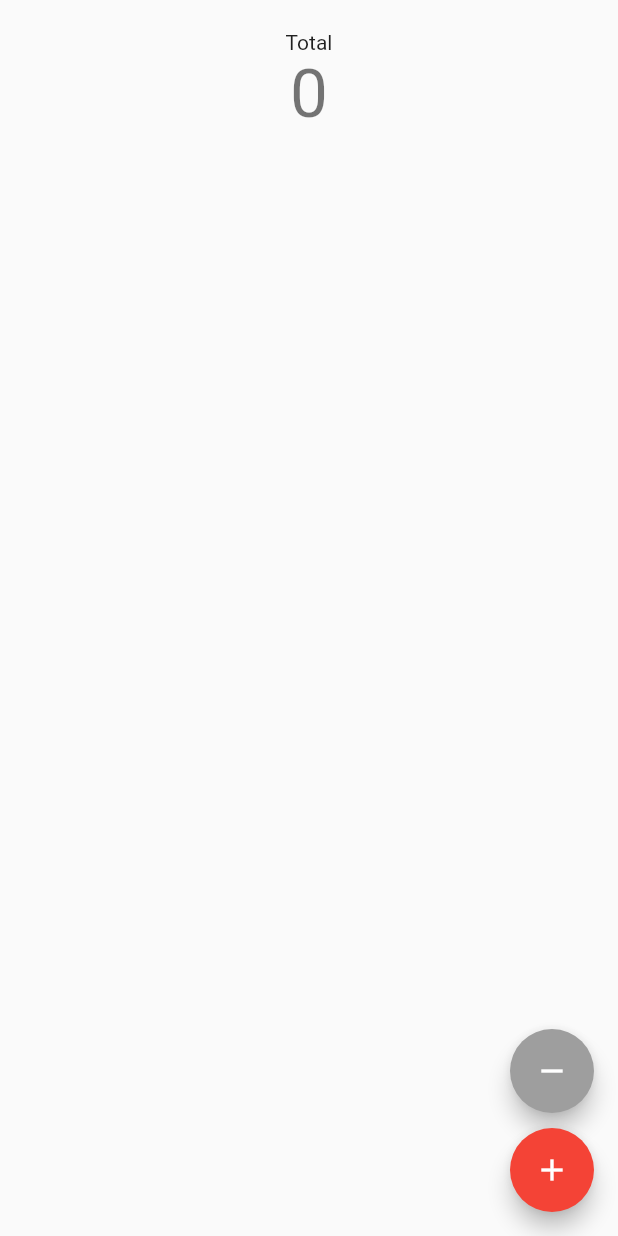
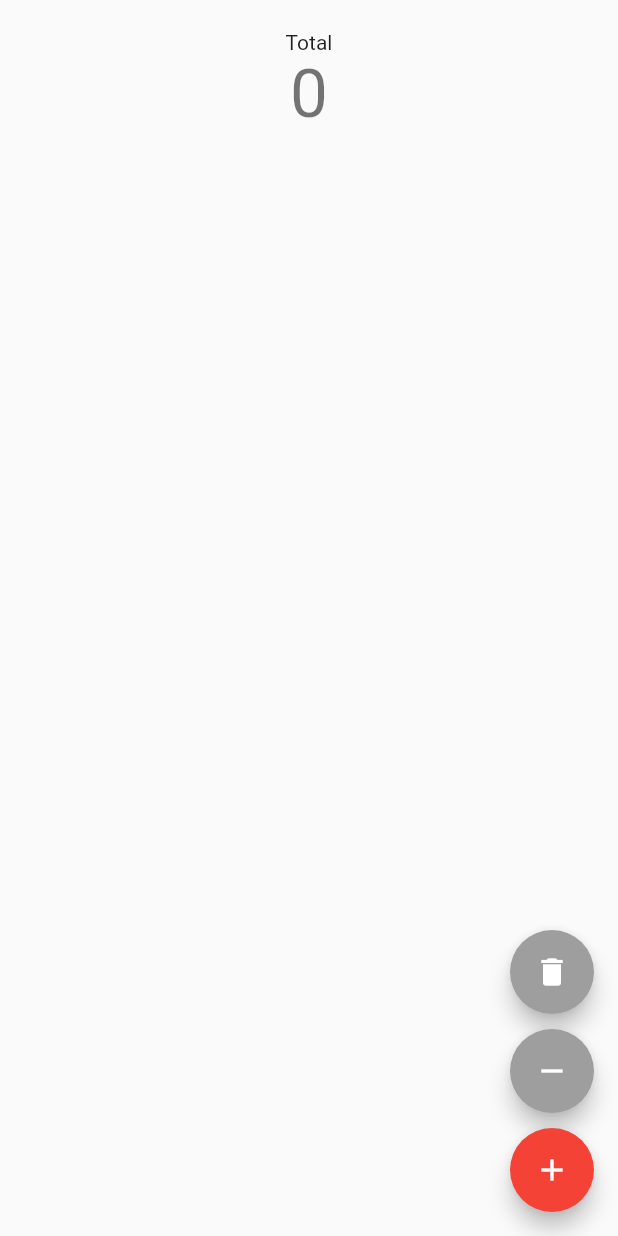
Before and after one commit to alfianandinugraha/talk-o-bloc, a Flutter app: the screen it shows after launch, on a phone screen of 412 x 824 dp. Run offline on Flutter 3.47's test engine with Material 2 defaults, Android fonts, the phone set to English and light mode, and no system bars; our stand-ins replace flutter_bloc.

Commit message:
feat(widgets): create ResetQuoteButton to reset all quotes

```diff
--- a/lib/main.dart
+++ b/lib/main.dart
@@ -7,6 +7,7 @@
 import 'package:talk_o_bloc/widgets/count.dart';
 import 'package:talk_o_bloc/widgets/list_quote.dart';
 import 'package:talk_o_bloc/widgets/delete_quote_button.dart';
+import 'package:talk_o_bloc/widgets/reset_quote_button.dart';
 
 void main() {
   runApp(
@@ -43,6 +44,8 @@
         floatingActionButton: Column(
           mainAxisAlignment: MainAxisAlignment.end,
           children: const [
+            ResetQuoteButton(),
+            SizedBox(height: 10),
             DeleteQuoteButton(),
             SizedBox(height: 10),
             AddQuoteButton(),
--- /dev/null
+++ b/lib/widgets/reset_quote_button.dart
@@ -0,0 +1,27 @@
+import 'package:flutter/material.dart';
+import 'package:flutter_bloc/flutter_bloc.dart';
+import 'package:talk_o_bloc/store/bloc/quote_bloc.dart';
+import 'package:talk_o_bloc/store/events/quote_event.dart';
+import 'package:talk_o_bloc/store/state/quote_state.dart';
+
+class ResetQuoteButton extends StatelessWidget {
+  const ResetQuoteButton({Key? key}) : super(key: key);
+
+  @override
+  Widget build(BuildContext context) {
+    return BlocSelector<QuoteBloc, QuoteState, bool>(
+      selector: (state) => state.quotes.isEmpty,
+      builder: (context, isEmpty) {
+        return FloatingActionButton(
+          onPressed: () {
+            BlocProvider
+              .of<QuoteBloc>(context)
+              .add(ResetQuoteEvent());
+          },
+          child: const Icon(Icons.delete),
+          backgroundColor: isEmpty ? Colors.grey : Colors.red,
+        );
+      }
+    );
+  }
+}
```
